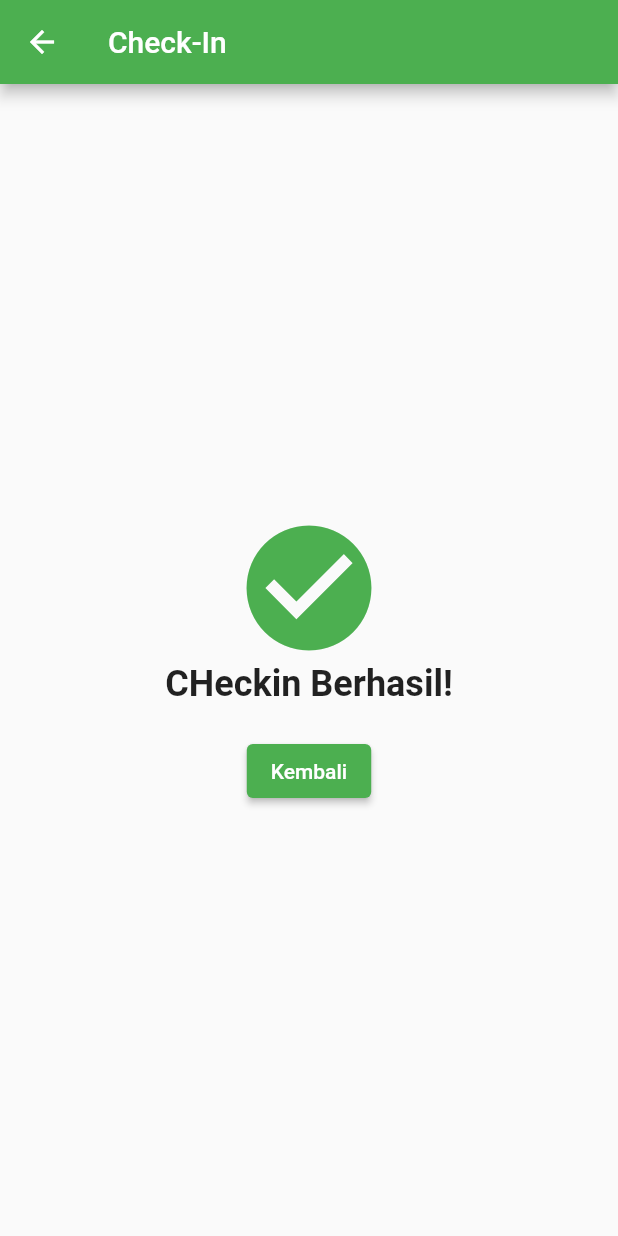
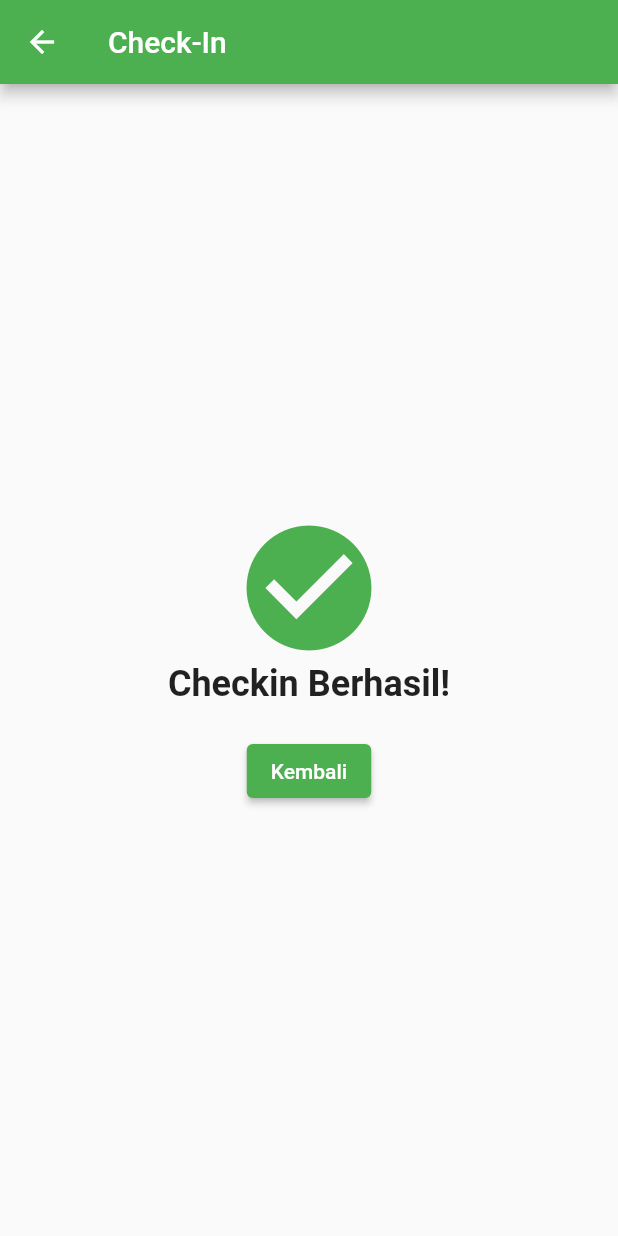
Before and after one commit to alexisngaing/ugd-d-4-hospital, a Flutter app: the HalamanBerhasilCheckIn screen opened directly, on a phone screen of 412 x 824 dp. Run offline on Flutter 3.47's test engine with Material 2 defaults, Android fonts, the phone set to English and light mode, and no system bars; our stand-ins replace flutter_tts, fluttertoast, geocoding, geolocator, grouped_list, ionicons and 3 more; missing offline and left inert: qr_code_scanner; accounts and stored records are empty.

Commit message:
fixing again

```diff
--- a/lib/View/CheckIn/check_in.dart
+++ b/lib/View/CheckIn/check_in.dart
@@ -51,10 +51,10 @@ class _CheckInPageState extends State<CheckInPage> {
                 onPressed: () async {
                   _qrController.toggleFlash();
                 },
-                child: const Text('Toggle Flash'),
                 style: ElevatedButton.styleFrom(
                   primary: Colors.green,
                 ),
+                child: const Text('Toggle Flash'),
               ),
             ),
           ),
--- a/lib/View/CheckIn/checkin_berhasil.dart
+++ b/lib/View/CheckIn/checkin_berhasil.dart
@@ -19,18 +19,18 @@ class HalamanBerhasilCheckIn extends StatelessWidget {
               color: Colors.green,
             ),
             const Text(
-              'CHeckin Berhasil!',
+              'Checkin Berhasil!',
               style: TextStyle(fontSize: 24.0, fontWeight: FontWeight.bold),
             ),
-            SizedBox(height: 20.0),
+            const SizedBox(height: 20.0),
             ElevatedButton(
               onPressed: () {
                 pushToHome(context);
               },
-              child: const Text('Kembali'),
               style: ElevatedButton.styleFrom(
                 primary: Colors.green,
               ),
+              child: const Text('Kembali'),
             ),
           ],
         ),
--- a/lib/View/CheckIn/checkin_gagal.dart
+++ b/lib/View/CheckIn/checkin_gagal.dart
@@ -22,15 +22,15 @@ class HalamanGagalCheckIn extends StatelessWidget {
               'Checkin Gagal!',
               style: TextStyle(fontSize: 24.0, fontWeight: FontWeight.bold),
             ),
-            SizedBox(height: 20.0),
+            const SizedBox(height: 20.0),
             ElevatedButton(
               onPressed: () {
                 pushToCheck(context);
               },
-              child: const Text('CheckIn Kembali'),
               style: ElevatedButton.styleFrom(
                 primary: Colors.green,
               ),
+              child: const Text('CheckIn Kembali'),
             ),
           ],
         ),
```
